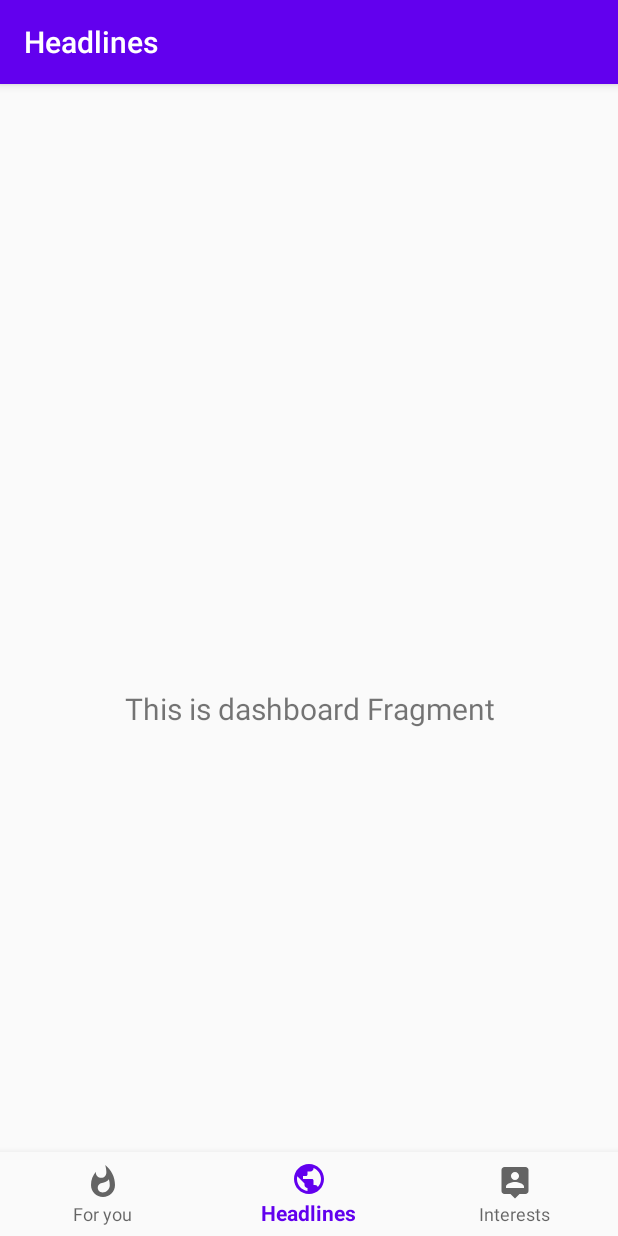
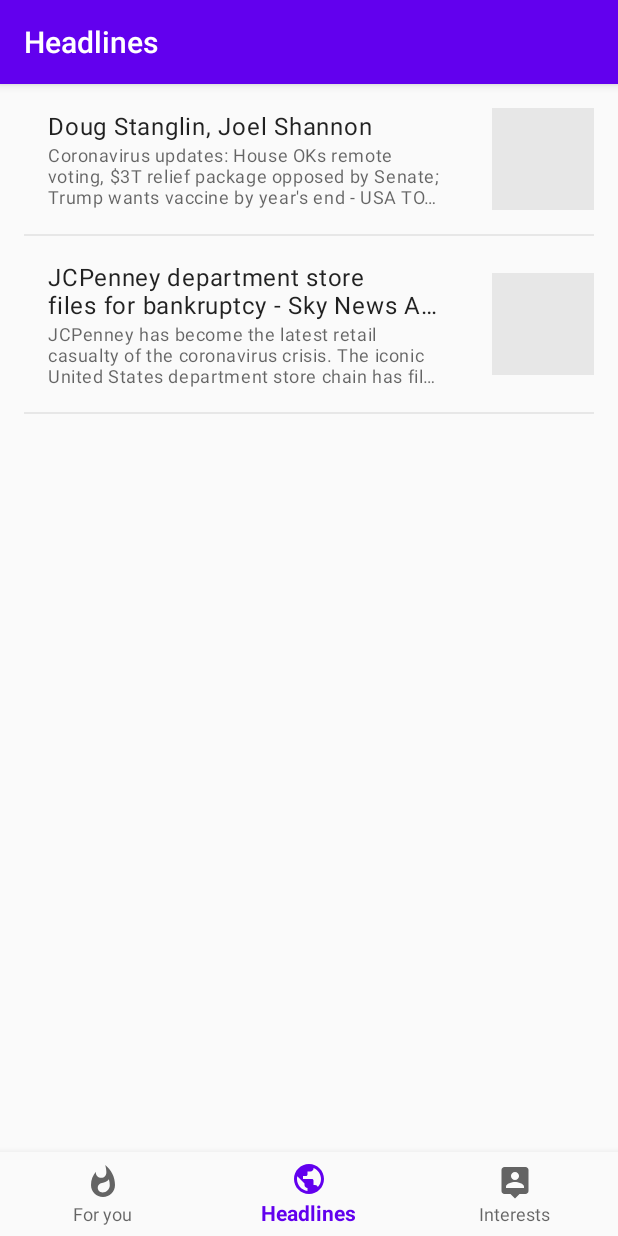
Before and after one commit to shantudas/android-architecture-components-mvvm-retrofit-kotlin, an Android app: the HeadlineFragment screen opened through its navigation route, on a phone screen of 412 x 824 dp. Run offline under Robolectric (Android 15) with nearby library versions, the phone set to English and light mode, and no system bars; our stand-ins replace navigation-ui.

Commit message:
recycler view added

```diff
--- a/app/build.gradle
+++ b/app/build.gradle
@@ -39,18 +39,32 @@ android {
 
 dependencies {
     implementation fileTree(dir: 'libs', include: ['*.jar'])
-    implementation "org.jetbrains.kotlin:kotlin-stdlib-jdk7:$kotlin_version"
+
+    // app dependency
     implementation 'androidx.appcompat:appcompat:1.1.0'
     implementation 'androidx.core:core-ktx:1.0.2'
     implementation 'androidx.constraintlayout:constraintlayout:1.1.3'
     implementation 'com.google.android.material:material:1.1.0'
     implementation 'androidx.vectordrawable:vectordrawable:1.1.0'
+    implementation 'androidx.recyclerview:recyclerview:1.1.0'
+
+    // architecture components
     implementation 'androidx.navigation:navigation-fragment:2.2.2'
     implementation 'androidx.navigation:navigation-ui:2.2.2'
     implementation 'androidx.lifecycle:lifecycle-extensions:2.2.0'
     implementation 'androidx.navigation:navigation-fragment-ktx:2.2.2'
     implementation 'androidx.navigation:navigation-ui-ktx:2.2.2'
+
+    // third-part dependency
+    implementation 'com.github.bumptech.glide:glide:4.11.0'
+    annotationProcessor 'com.github.bumptech.glide:compiler:4.11.0'
+
+
+    // testing dependency
     testImplementation 'junit:junit:4.12'
     androidTestImplementation 'androidx.test.ext:junit:1.1.1'
     androidTestImplementation 'androidx.test.espresso:espresso-core:3.2.0'
+
+    //kotlin
+    implementation "org.jetbrains.kotlin:kotlin-stdlib-jdk7:$kotlin_version"
 }
--- /dev/null
+++ b/app/src/main/java/com/example/aac_mvvm_retrofit_kotlin/adapters/HeadlineAdapter.kt
@@ -0,0 +1,35 @@
+package com.example.aac_mvvm_retrofit_kotlin.adapters
+
+import android.view.LayoutInflater
+import android.view.View
+import android.view.ViewGroup
+import androidx.recyclerview.widget.RecyclerView
+import com.example.aac_mvvm_retrofit_kotlin.R
+import com.example.aac_mvvm_retrofit_kotlin.model.Headline
+import com.google.android.material.textview.MaterialTextView
+
+class HeadlineAdapter(val headLines: List<Headline>) :
+    RecyclerView.Adapter<HeadlineAdapter.MyViewHolder>() {
+
+    override fun onCreateViewHolder(parent: ViewGroup, viewType: Int): MyViewHolder {
+        val view =
+            LayoutInflater.from(parent.context).inflate(R.layout.each_row_headlines, parent, false)
+        return MyViewHolder(view)
+    }
+
+    override fun getItemCount(): Int {
+        return headLines.size;
+    }
+
+    override fun onBindViewHolder(holder: MyViewHolder, position: Int) {
+        val item = headLines.get(position)
+        holder.tvHeadlineTitle.text = item.title
+        holder.tvHeadlineDescription.text = item.description
+
+    }
+
+    class MyViewHolder(itemView: View?) : RecyclerView.ViewHolder(itemView!!) {
+        val tvHeadlineTitle: MaterialTextView = itemView!!.findViewById(R.id.tvHeadlineTitle)
+        val tvHeadlineDescription: MaterialTextView = itemView!!.findViewById(R.id.tvHeadlineDescription)
+    }
+}
--- /dev/null
+++ b/app/src/main/java/com/example/aac_mvvm_retrofit_kotlin/model/Headline.kt
@@ -0,0 +1,13 @@
+package com.example.aac_mvvm_retrofit_kotlin.model
+
+data class Headline(
+    var author: String,
+    var title: String,
+    var description: String,
+    var imageUrl: String,
+    var publishedAt: String
+) {
+    override fun toString(): String {
+        return "Headline(author='$author', title='$title', description='$description', imageUrl='$imageUrl', publishedAt='$publishedAt')"
+    }
+}
--- a/app/src/main/java/com/example/aac_mvvm_retrofit_kotlin/ui/headlines/HeadlineFragment.kt
+++ b/app/src/main/java/com/example/aac_mvvm_retrofit_kotlin/ui/headlines/HeadlineFragment.kt
@@ -8,11 +8,33 @@ import android.widget.TextView
 import androidx.fragment.app.Fragment
 import androidx.lifecycle.Observer
 import androidx.lifecycle.ViewModelProviders
+import androidx.recyclerview.widget.LinearLayoutManager
+import androidx.recyclerview.widget.RecyclerView
 import com.example.aac_mvvm_retrofit_kotlin.R
+import com.example.aac_mvvm_retrofit_kotlin.adapters.HeadlineAdapter
+import com.example.aac_mvvm_retrofit_kotlin.model.Headline
+import kotlinx.android.synthetic.main.fragment_headlines.*
 
 class HeadlineFragment : Fragment() {
 
     private lateinit var dashboardViewModel: HeadlineViewModel
+    private lateinit var adapter: HeadlineAdapter
+    val headlinesArrayList = listOf(
+        Headline(
+            "Raising Arizona",
+            "Doug Stanglin, Joel Shannon",
+            "Coronavirus updates: House OKs remote voting, \$3T relief package opposed by Senate; Trump wants vaccine by year's end - USA TODAY",
+            "https://www.gannett-cdn.com/-mm-/1a2df851cdf614a1c9b81d1826b3c9fc5c22bda4/c=0-285-5472-3363/local/-/media/2020/05/15/USATODAY/usatsports/ghows-TX-200519363-8ed194b1.jpg?width=3200&height=1680&fit=crop",
+            ""
+        ),
+        Headline(
+            "Shantu das",
+            "JCPenney department store files for bankruptcy - Sky News Australia",
+            "JCPenney has become the latest retail casualty of the coronavirus crisis. The iconic United States department store chain has filed for bankruptcy and will c...",
+            "https://i.ytimg.com/vi/m-HGjazxQQw/maxresdefault.jpg",
+            ""
+        )
+    )
 
     override fun onCreateView(
         inflater: LayoutInflater,
@@ -22,10 +44,13 @@ class HeadlineFragment : Fragment() {
         dashboardViewModel =
             ViewModelProviders.of(this).get(HeadlineViewModel::class.java)
         val root = inflater.inflate(R.layout.fragment_headlines, container, false)
-        val textView: TextView = root.findViewById(R.id.text_dashboard)
-        dashboardViewModel.text.observe(viewLifecycleOwner, Observer {
-            textView.text = it
-        })
+
+        val recyclerView = root.findViewById<RecyclerView>(R.id.recyclerViewHeadlines)
+        recyclerView.layoutManager = LinearLayoutManager(context)
+        adapter = HeadlineAdapter(headlinesArrayList)
+        recyclerView.adapter = adapter
+
         return root
     }
+
 }
--- a/app/src/main/java/com/example/aac_mvvm_retrofit_kotlin/ui/home/HomeFragment.kt
+++ b/app/src/main/java/com/example/aac_mvvm_retrofit_kotlin/ui/home/HomeFragment.kt
@@ -22,6 +22,7 @@ class HomeFragment : Fragment() {
         homeViewModel =
             ViewModelProviders.of(this).get(HomeViewModel::class.java)
         val root = inflater.inflate(R.layout.fragment_home, container, false)
+
         val textView: TextView = root.findViewById(R.id.text_home)
         homeViewModel.text.observe(viewLifecycleOwner, Observer {
             textView.text = it
--- a/app/src/main/res/layout/activity_home.xml
+++ b/app/src/main/res/layout/activity_home.xml
@@ -1,21 +1,16 @@
 <?xml version="1.0" encoding="utf-8"?>
-<androidx.constraintlayout.widget.ConstraintLayout xmlns:android="http://schemas.android.com/apk/res/android"
+<RelativeLayout xmlns:android="http://schemas.android.com/apk/res/android"
     xmlns:app="http://schemas.android.com/apk/res-auto"
     android:id="@+id/container"
     android:layout_width="match_parent"
-    android:layout_height="match_parent"
-    android:paddingTop="?attr/actionBarSize">
+    android:layout_height="match_parent">
 
     <com.google.android.material.bottomnavigation.BottomNavigationView
         android:id="@+id/nav_view"
-        android:layout_width="0dp"
+        android:layout_width="match_parent"
+        android:layout_alignParentBottom="true"
         android:layout_height="wrap_content"
-        android:layout_marginStart="0dp"
-        android:layout_marginEnd="0dp"
         android:background="?android:attr/windowBackground"
-        app:layout_constraintBottom_toBottomOf="parent"
-        app:layout_constraintLeft_toLeftOf="parent"
-        app:layout_constraintRight_toRightOf="parent"
         app:menu="@menu/bottom_nav_menu" />
 
     <fragment
@@ -24,10 +19,7 @@
         android:layout_width="match_parent"
         android:layout_height="match_parent"
         app:defaultNavHost="true"
-        app:layout_constraintBottom_toTopOf="@id/nav_view"
-        app:layout_constraintLeft_toLeftOf="parent"
-        app:layout_constraintRight_toRightOf="parent"
-        app:layout_constraintTop_toTopOf="parent"
+        android:layout_above="@+id/nav_view"
         app:navGraph="@navigation/mobile_navigation" />
 
-</androidx.constraintlayout.widget.ConstraintLayout>
+</RelativeLayout>
--- /dev/null
+++ b/app/src/main/res/layout/each_row_headlines.xml
@@ -0,0 +1,62 @@
+<?xml version="1.0" encoding="utf-8"?>
+<LinearLayout xmlns:android="http://schemas.android.com/apk/res/android"
+    android:layout_width="match_parent"
+    android:layout_height="wrap_content"
+    android:orientation="vertical">
+
+    <RelativeLayout
+        android:layout_width="match_parent"
+        android:layout_height="wrap_content"
+        android:layout_margin="16dp">
+
+        <ImageView
+            android:id="@+id/imgViewThumbnail"
+            android:layout_width="68dp"
+            android:layout_height="68dp"
+            android:layout_alignParentEnd="true"
+            android:layout_alignParentRight="true"
+            android:layout_centerVertical="true"
+            android:layout_marginStart="16dp"
+            android:background="#e7e7e7"
+            android:layout_marginLeft="16dp" />
+
+        <LinearLayout
+            android:layout_width="match_parent"
+            android:layout_height="wrap_content"
+            android:layout_centerVertical="true"
+            android:layout_toStartOf="@+id/imgViewThumbnail"
+            android:layout_toLeftOf="@+id/imgViewThumbnail"
+            android:orientation="vertical">
+
+            <com.google.android.material.textview.MaterialTextView
+                android:id="@+id/tvHeadlineTitle"
+                android:layout_width="match_parent"
+                android:layout_height="wrap_content"
+                android:layout_marginStart="16dp"
+                android:layout_marginEnd="16dp"
+                android:ellipsize="end"
+                android:maxLines="2"
+                android:textAppearance="@style/TextAppearance.MaterialComponents.Body1" />
+
+            <com.google.android.material.textview.MaterialTextView
+                android:id="@+id/tvHeadlineDescription"
+                android:layout_width="match_parent"
+                android:layout_height="wrap_content"
+                android:layout_marginStart="16dp"
+                android:layout_marginEnd="16dp"
+                android:ellipsize="end"
+                android:maxLines="3"
+                android:textAppearance="@style/TextAppearance.MaterialComponents.Caption" />
+
+        </LinearLayout>
+    </RelativeLayout>
+
+    <View
+        android:layout_width="match_parent"
+        android:layout_height="1dp"
+        android:layout_marginStart="16dp"
+        android:layout_marginEnd="16dp"
+        android:background="#e7e7e7" />
+
+
+</LinearLayout>
--- a/app/src/main/res/layout/fragment_headlines.xml
+++ b/app/src/main/res/layout/fragment_headlines.xml
@@ -1,22 +1,13 @@
 <?xml version="1.0" encoding="utf-8"?>
-<androidx.constraintlayout.widget.ConstraintLayout xmlns:android="http://schemas.android.com/apk/res/android"
+<RelativeLayout xmlns:android="http://schemas.android.com/apk/res/android"
     xmlns:app="http://schemas.android.com/apk/res-auto"
     xmlns:tools="http://schemas.android.com/tools"
     android:layout_width="match_parent"
     android:layout_height="match_parent"
     tools:context=".ui.headlines.HeadlineFragment">
 
-    <TextView
-        android:id="@+id/text_dashboard"
+    <androidx.recyclerview.widget.RecyclerView
         android:layout_width="match_parent"
-        android:layout_height="wrap_content"
-        android:layout_marginStart="8dp"
-        android:layout_marginTop="8dp"
-        android:layout_marginEnd="8dp"
-        android:textAlignment="center"
-        android:textSize="20sp"
-        app:layout_constraintBottom_toBottomOf="parent"
-        app:layout_constraintEnd_toEndOf="parent"
-        app:layout_constraintStart_toStartOf="parent"
-        app:layout_constraintTop_toTopOf="parent" />
-</androidx.constraintlayout.widget.ConstraintLayout>
+        android:id="@+id/recyclerViewHeadlines"
+        android:layout_height="wrap_content" />
+</RelativeLayout>
```
